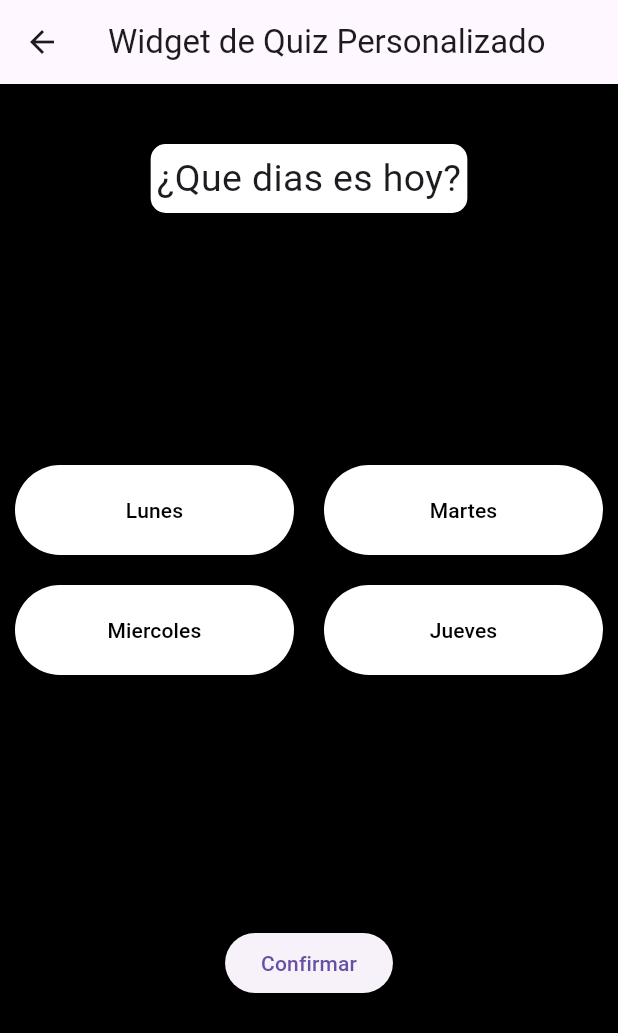
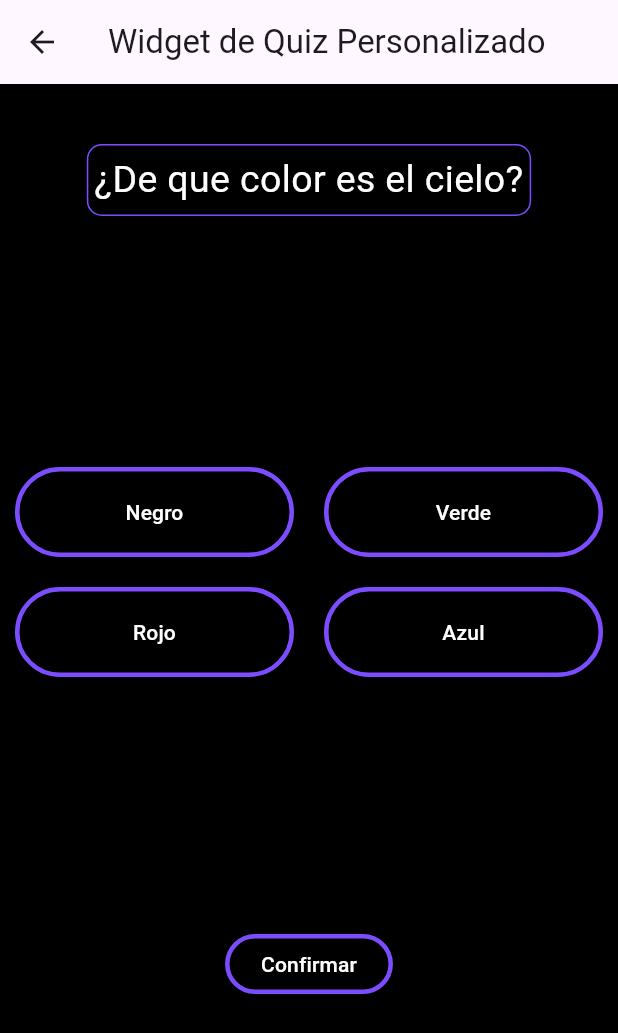
Before and after one commit to migueleonrojas/flutter-components-excuela, a Flutter app: the CustomQuizPage screen opened by its route, swiped to page 2, on a phone screen of 412 x 824 dp. Shown: the top 1033 px of the screen. Run offline on Flutter 3.47's test engine with Material 3 defaults, Android fonts, the phone set to English and light mode, and no system bars; our stand-ins replace get.

Commit message:
ready maybe 2

```diff
--- a/lib/controllers/custom_quiz.controller.dart
+++ b/lib/controllers/custom_quiz.controller.dart
@@ -1,6 +1,10 @@
+import 'dart:convert';
+
 import 'package:flutter/material.dart';
 import 'package:get/get.dart';
+import 'package:get/get_connect/http/src/utils/utils.dart';
 import 'package:widgets_components/models/custom_question.model.dart';
+import 'package:widgets_components/models/options.model.dart';
 import 'package:widgets_components/pages/home.page.dart';
 
 class CustomQuizController extends GetxController {
@@ -17,7 +21,11 @@ class CustomQuizController extends GetxController {
 
   PageController pageController = PageController(initialPage: 0);
 
-  Widget showCurrentResult(BuildContext context, Icon iconWidget, Text textWidget) {
+  Widget showCurrentResult({
+    required BuildContext context,
+    required Icon iconWidget,
+    required Text textWidget
+  }) {
 
     if(canShowCurrentResult.isFalse) {
       return const SizedBox();
@@ -54,6 +62,32 @@ class CustomQuizController extends GetxController {
     ));
   }
 
+  markOption(int index, int indexOption) {
+    if(canShowCurrentResult.value) {
+      return;
+    }
+
+    _listOfCustomQuestion[index].options.forEach((Options options)  {
+      options.isCheked =  false;
+    });
+
+    _listOfCustomQuestion[index].options[indexOption].isCheked = true;
+
+
+    print(jsonEncode(_listOfCustomQuestion[index]));
+
+    /* customQuizController.setListOfCustomQuestion = listCustomQuestions; */
+
+    if(_listOfCustomQuestion[index].options[indexOption].isCorrect) {
+      answerCorrect.value = true;
+    }
+    else {
+      answerCorrect.value = false;
+
+    }
+
+    _listOfCustomQuestion.refresh();
+  }
 
 
   validateAnswer(int nexpage) {
--- a/lib/pages/custom-quiz.page.dart
+++ b/lib/pages/custom-quiz.page.dart
@@ -15,31 +15,43 @@ class CustomQuizPage extends StatelessWidget {
       body: Column(
         children: [
           CustomQuiz(
+            backgroundColor: Colors.black,
+            textColor: Colors.white,
+            borderColor: Colors.deepPurpleAccent,
+            selectedColor: Colors.green,
             listCustomQuestions:  <CustomQuestion>[
               CustomQuestion(
-                name: '¿El dia de hoy cuando pases a la siguiente prueba tecnica que piensas hacer para no embotarte?',
+                name: '¿Cuanto es 2 + 2?',
                 options: [
-                  Options(value: 'Comer', isCorrect: false, isCheked: false),
-                  Options(value: 'Dormir', isCorrect: false, isCheked: false),
-                  Options(value: 'Escuchar Musica', isCorrect: true, isCheked: false),
-                  Options(value: 'Nada', isCorrect: false, isCheked: false),
+                  Options(value: '2', isCorrect: false, isCheked: false),
+                  Options(value: '1', isCorrect: false, isCheked: false),
+                  Options(value: '4', isCorrect: true, isCheked: false),
+                  Options(value: '0', isCorrect: false, isCheked: false),
                 ]
               ),
               CustomQuestion(
-                name: '¿Que dias es hoy?',
+                name: '¿De que color es el cielo?',
                 options: [
-                  Options(value: 'Lunes', isCorrect: false, isCheked: false),
-                  Options(value: 'Martes', isCorrect: false, isCheked: false),
-                  Options(value: 'Miercoles', isCorrect: false, isCheked: false),
-                  Options(value: 'Jueves', isCorrect: true, isCheked: false),
+                  Options(value: 'Negro', isCorrect: false, isCheked: false),
+                  Options(value: 'Verde', isCorrect: false, isCheked: false),
+                  Options(value: 'Rojo', isCorrect: false, isCheked: false),
+                  Options(value: 'Azul', isCorrect: true, isCheked: false),
                 ]
               ),
               CustomQuestion(
-                name: '¿Hoy es Jueves?',
+                name: '¿En la Antartida hay nieve?',
                 options: [
+                  Options(value: 'No', isCorrect: false, isCheked: false),
                   Options(value: 'Si', isCorrect: true, isCheked: false),
-                  Options(value: 'No', isCorrect: false, isCheked: false),
-
+                ]
+              ),
+              CustomQuestion(
+                name: '¿Cuantos estomagos tiene una vaca?',
+                options: [
+                  Options(value: '4', isCorrect: true, isCheked: false),
+                  Options(value: '1', isCorrect: false, isCheked: false),
+                  Options(value: '3', isCorrect: false, isCheked: false),
+                  Options(value: '2', isCorrect: false, isCheked: false),
                 ]
               ),
             ],
--- a/lib/pages/interactive_progress.page.dart
+++ b/lib/pages/interactive_progress.page.dart
@@ -45,10 +45,10 @@ class InteractiveProgressPage extends StatelessWidget {
         body: Obx(() =>
           InteractiveProgress(
             progress: interactiveProgressController.progress.value,
-            backgroundColorProgress: const Color.fromARGB(255, 41, 85, 151),
-            valueColor: const Color.fromARGB(255, 228, 30, 218),
-            boxColor: const Color.fromARGB(135, 125, 196, 125),
-            textBoxColor: const Color.fromARGB(216, 212, 88, 5),
+            backgroundColorProgress: Color.fromARGB(255, 176, 183, 194),
+            valueColor: Color(0xFF295597),
+            boxColor: Color.fromARGB(255, 10, 139, 179),
+            textBoxColor: Color.fromARGB(214, 255, 255, 255),
             title: 'Cargando...',
             sizeInteractiveProgress: 200,
           )
--- a/lib/widgets/custom_quiz.widget.dart
+++ b/lib/widgets/custom_quiz.widget.dart
@@ -7,8 +7,20 @@ import 'package:widgets_components/models/options.model.dart';
 class CustomQuiz extends StatelessWidget {
 
   final List<CustomQuestion> listCustomQuestions;
+  final Color backgroundColor;
+  final Color textColor;
+  final Color borderColor;
+  final Color selectedColor;
 
-  const CustomQuiz({super.key, required this.listCustomQuestions});
+  const CustomQuiz({
+    super.key,
+    required this.listCustomQuestions,
+    required this.backgroundColor,
+    required this.textColor,
+    required this.borderColor,
+    required this.selectedColor
+
+  });
 
   @override
   Widget build(BuildContext context) {
@@ -20,7 +32,7 @@ class CustomQuiz extends StatelessWidget {
     return Expanded(
 
       child: Container(
-        color: Colors.black,
+        color: backgroundColor,
         child: Obx(() =>
         Stack(
           children: [
@@ -37,8 +49,11 @@ class CustomQuiz extends StatelessWidget {
                       Container(
                         margin: const EdgeInsets.only(top: 40, left: 10, right: 10),
                         decoration: BoxDecoration(
+                          border: Border.all(
+                            color: borderColor
+                          ),
                           borderRadius: BorderRadius.circular(10),
-                          color: Colors.white,
+                          color: backgroundColor,
 
                         ),
                         child: Padding(
@@ -48,8 +63,9 @@ class CustomQuiz extends StatelessWidget {
                           child: Text(
                             currentCuestiom.name,
                             textAlign: TextAlign.center,
-                            style: const TextStyle(
-                              fontSize: 25
+                            style: TextStyle(
+                              fontSize: 25,
+                              color: textColor
                             ),
                           )
                         ),
@@ -77,36 +93,23 @@ class CustomQuiz extends StatelessWidget {
                             return ElevatedButton(
 
                               style: ElevatedButton.styleFrom(
+                                side: BorderSide(
+                                  width: 3.0,
+                                  color: borderColor,
+                                ),
                                 padding: const EdgeInsets.all(5),
-                                backgroundColor: options.isCheked ? Colors.yellow : const Color(0xFFFFFFFF)
+                                backgroundColor: options.isCheked ? selectedColor : backgroundColor
                               ),
                               onPressed: ()  {
 
-                                if(customQuizController.canShowCurrentResult.value) {
-                                  return;
-                                }
-
-                                listCustomQuestions[index].options.forEach((Options options)  {
-                                  options.isCheked =  false;
-                                });
-
-                                listCustomQuestions[index].options[indexOption].isCheked = true;
-
-                                customQuizController.setListOfCustomQuestion = listCustomQuestions;
-
-                                if(options.isCorrect) {
-                                  customQuizController.answerCorrect.value = true;
-                                }
-
-                                customQuizController.getListOfCustomQuestion.refresh();
-
+                                customQuizController.markOption(index, indexOption);
 
                               },
                               child: Text(
                                 options.value,
                                 textAlign: TextAlign.center,
-                                style: const TextStyle(
-                                  color: Colors.black
+                                style: TextStyle(
+                                  color: textColor,
                                 ),
                               )
                             );
@@ -116,12 +119,24 @@ class CustomQuiz extends StatelessWidget {
                       ),
                       const Expanded(child: SizedBox()),
                       ElevatedButton(
+                        style: ElevatedButton.styleFrom(
+                          backgroundColor: backgroundColor,
+                          side: BorderSide(
+                            width: 3.0,
+                            color: borderColor,
+                          ),
+                        ),
                         onPressed: () {
 
                           customQuizController.validateAnswer(index);
 
                         },
-                        child: const Text('Confirmar')
+                        child: Text(
+                          'Confirmar',
+                          style: TextStyle(
+                            color: textColor
+                          ),
+                        )
                       ),
                       const Expanded(child: SizedBox()),
 
@@ -132,8 +147,8 @@ class CustomQuiz extends StatelessWidget {
                 },
               ),
               customQuizController.showCurrentResult(
-                context,
-                customQuizController.answerCorrect.value
+                context: context,
+                iconWidget :customQuizController.answerCorrect.value
                   ? const Icon(
                     color: Colors.green,
                     Icons.check_circle_sharp,
@@ -145,7 +160,7 @@ class CustomQuiz extends StatelessWidget {
                     size: 180,
                   )
                   ,
-                 customQuizController.answerCorrect.value
+                 textWidget: customQuizController.answerCorrect.value
                   ? const Text(
                     'Respuesta Correcta',
                     style: TextStyle(
```
Also changed, not shown: lib/pages/educational-card.page.dart (+9 -9 lines).
